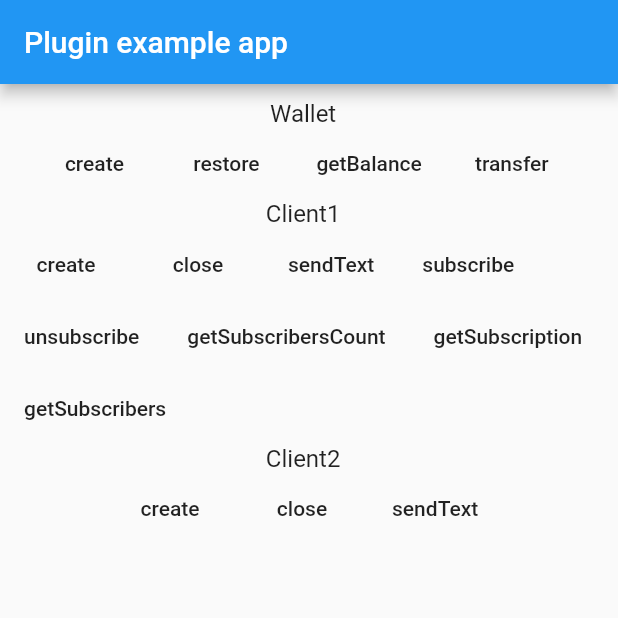
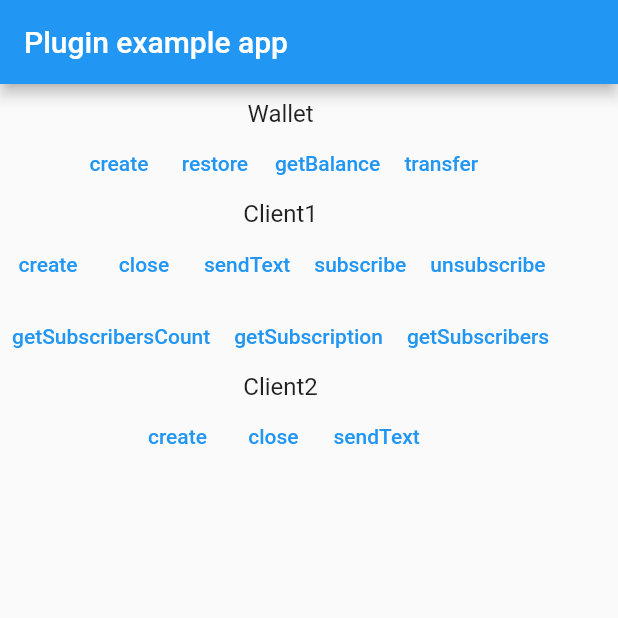
Before and after one commit to nknorg/nkn-sdk-flutter, a Flutter app: the screen it shows after launch, on a phone screen of 412 x 824 dp, the top half of it. Run offline on Flutter 3.47's test engine with Material 2 defaults, Android fonts, the phone set to English and light mode, and no system bars; our stand-ins replace convert, logger.

```diff
--- a/example/lib/main.dart
+++ b/example/lib/main.dart
@@ -3,9 +3,7 @@ import 'dart:convert';
 import 'package:flutter/material.dart';
 import 'dart:async';
 
-import 'package:flutter/services.dart';
 import 'package:nkn_sdk_flutter/client.dart';
-import 'package:nkn_sdk_flutter/nkn_sdk.dart';
 import 'package:nkn_sdk_flutter/utils/hash.dart';
 import 'package:nkn_sdk_flutter/utils/hex.dart';
 import 'package:nkn_sdk_flutter/wallet.dart';
@@ -57,7 +55,7 @@ class _MyAppState extends State<MyApp> {
               ),
               Wrap(
                 children: [
-                  FlatButton(
+                  TextButton(
                     onPressed: () async {
                       Wallet wallet = await Wallet.create(null,
                           config: WalletConfig(password: '123'));
@@ -68,7 +66,7 @@ class _MyAppState extends State<MyApp> {
                     },
                     child: Text('create'),
                   ),
-                  FlatButton(
+                  TextButton(
                     onPressed: () async {
                       Wallet wallet = await Wallet.restore(
                           '{"Version":2,"IV":"d103adf904b4b2e8cca9659e88201e5d","MasterKey":"20042c80ccb809c72eb5cf4390b29b2ef0efb014b38f7229d48fb415ccf80668","SeedEncrypted":"3bcdca17d84dc7088c4b3f929cf1e96cf66c988f2b306f076fd181e04c5be187","Address":"NKNVgahGfYYxYaJdGZHZSxBg2QJpUhRH24M7","Scrypt":{"Salt":"a455be75074c2230","N":32768,"R":8,"P":1}}',
@@ -80,7 +78,7 @@ class _MyAppState extends State<MyApp> {
                     },
                     child: Text('restore'),
                   ),
-                  FlatButton(
+                  TextButton(
                     onPressed: () async {
                       Wallet wallet = await Wallet.restore(
                           '{"Version":2,"IV":"d103adf904b4b2e8cca9659e88201e5d","MasterKey":"20042c80ccb809c72eb5cf4390b29b2ef0efb014b38f7229d48fb415ccf80668","SeedEncrypted":"3bcdca17d84dc7088c4b3f929cf1e96cf66c988f2b306f076fd181e04c5be187","Address":"NKNVgahGfYYxYaJdGZHZSxBg2QJpUhRH24M7","Scrypt":{"Salt":"a455be75074c2230","N":32768,"R":8,"P":1}}',
@@ -89,7 +87,7 @@ class _MyAppState extends State<MyApp> {
                     },
                     child: Text('getBalance'),
                   ),
-                  FlatButton(
+                  TextButton(
                     onPressed: () async {
                       Wallet wallet = await Wallet.restore(
                           '{"Version":2,"IV":"d103adf904b4b2e8cca9659e88201e5d","MasterKey":"20042c80ccb809c72eb5cf4390b29b2ef0efb014b38f7229d48fb415ccf80668","SeedEncrypted":"3bcdca17d84dc7088c4b3f929cf1e96cf66c988f2b306f076fd181e04c5be187","Address":"NKNVgahGfYYxYaJdGZHZSxBg2QJpUhRH24M7","Scrypt":{"Salt":"a455be75074c2230","N":32768,"R":8,"P":1}}',
@@ -108,7 +106,7 @@ class _MyAppState extends State<MyApp> {
               ),
               Wrap(
                 children: [
-                  FlatButton(
+                  TextButton(
                     onPressed: () async {
                       Wallet wallet = await Wallet.restore(
                           '{"Version":2,"IV":"d103adf904b4b2e8cca9659e88201e5d","MasterKey":"20042c80ccb809c72eb5cf4390b29b2ef0efb014b38f7229d48fb415ccf80668","SeedEncrypted":"3bcdca17d84dc7088c4b3f929cf1e96cf66c988f2b306f076fd181e04c5be187","Address":"NKNVgahGfYYxYaJdGZHZSxBg2QJpUhRH24M7","Scrypt":{"Salt":"a455be75074c2230","N":32768,"R":8,"P":1}}',
@@ -130,13 +128,13 @@ class _MyAppState extends State<MyApp> {
                     },
                     child: Text('create'),
                   ),
-                  FlatButton(
+                  TextButton(
                     onPressed: () async {
                       _client1.close();
                     },
                     child: Text('close'),
                   ),
-                  FlatButton(
+                  TextButton(
                     onPressed: () async {
                       var res = await _client1.sendText([_client2.address],
                           jsonEncode({'contentType': 'text', 'content': 'hi'}));
@@ -144,7 +142,7 @@ class _MyAppState extends State<MyApp> {
                     },
                     child: Text('sendText'),
                   ),
-                  FlatButton(
+                  TextButton(
                     onPressed: () async {
                       var res = await _client1.subscribe(
                           topic: genChannelId('ttest'));
@@ -152,7 +150,7 @@ class _MyAppState extends State<MyApp> {
                     },
                     child: Text('subscribe'),
                   ),
-                  FlatButton(
+                  TextButton(
                     onPressed: () async {
                       var res = await _client1.unsubscribe(
                           topic: genChannelId('ttest'));
@@ -160,7 +158,7 @@ class _MyAppState extends State<MyApp> {
                     },
                     child: Text('unsubscribe'),
                   ),
-                  FlatButton(
+                  TextButton(
                     onPressed: () async {
                       var res = await _client1.getSubscribersCount(
                           topic: genChannelId('ttest'));
@@ -168,7 +166,7 @@ class _MyAppState extends State<MyApp> {
                     },
                     child: Text('getSubscribersCount'),
                   ),
-                  FlatButton(
+                  TextButton(
                     onPressed: () async {
                       var res = await _client1.getSubscription(
                           topic: genChannelId('ttest'),
@@ -177,7 +175,7 @@ class _MyAppState extends State<MyApp> {
                     },
                     child: Text('getSubscription'),
                   ),
-                  FlatButton(
+                  TextButton(
                     onPressed: () async {
                       var res = await _client1.getSubscribers(
                           topic: genChannelId('ttest'));
@@ -193,7 +191,7 @@ class _MyAppState extends State<MyApp> {
               ),
               Wrap(
                 children: [
-                  FlatButton(
+                  TextButton(
                     onPressed: () async {
                       await _client2?.close();
                       _client2 = await Client.create(hexDecode(
@@ -213,13 +211,13 @@ class _MyAppState extends State<MyApp> {
                     },
                     child: Text('create'),
                   ),
-                  FlatButton(
+                  TextButton(
                     onPressed: () async {
                       _client2.close();
                     },
                     child: Text('close'),
                   ),
-                  FlatButton(
+                  TextButton(
                     onPressed: () async {
                       var res = await _client2.sendText([
                         _client1.address
--- a/lib/client.dart
+++ b/lib/client.dart
@@ -11,8 +11,8 @@ class MessageType {
 }
 
 class OnConnect {
-  Map node;
-  List<String> rpcServers;
+  Map? node;
+  List<String>? rpcServers;
 
   OnConnect({this.node, this.rpcServers});
 }
@@ -24,11 +24,17 @@ class OnMessage {
   int type;
   bool encrypted;
 
-  OnMessage({this.messageId, this.data, this.src, this.type, this.encrypted});
+  OnMessage({
+    required this.messageId,
+    required this.data,
+    required this.src,
+    required this.type,
+    required this.encrypted,
+  });
 }
 
 class ClientConfig {
-  final List<String> seedRPCServerAddr;
+  final List<String>? seedRPCServerAddr;
 
   ClientConfig({this.seedRPCServerAddr});
 }
@@ -37,17 +43,17 @@ class Client {
   static const MethodChannel _methodChannel = MethodChannel('org.nkn.sdk/client');
   static const EventChannel _eventChannel = EventChannel('org.nkn.sdk/client/event');
 
-  static Stream _stream;
+  static Stream? _stream;
 
   static install() {
     _stream = _eventChannel.receiveBroadcastStream();
   }
 
-  String address;
-  Uint8List seed;
-  Uint8List publicKey;
+  late String address;
+  late Uint8List seed;
+  late Uint8List publicKey;
 
-  ClientConfig clientConfig;
+  ClientConfig? clientConfig;
 
   StreamController<OnConnect> _onConnectStreamController = StreamController<OnConnect>.broadcast();
 
@@ -67,23 +73,23 @@ class Client {
 
   Stream<dynamic> get onError => _onErrorStreamController.stream;
 
-  StreamSubscription eventChannelStreamSubscription;
+  late StreamSubscription eventChannelStreamSubscription;
 
   Client({this.clientConfig});
 
-  static Future<Client> create(Uint8List seed, {String identifier = '', ClientConfig config}) async {
+  static Future<Client> create(Uint8List seed, {String identifier = '', ClientConfig? config}) async {
     try {
       final Map resp = await _methodChannel.invokeMethod('create', {
         'identifier': identifier,
         'seed': seed,
-        'seedRpc': config?.seedRPCServerAddr?.isNotEmpty == true ? config.seedRPCServerAddr : null,
+        'seedRpc': config?.seedRPCServerAddr?.isNotEmpty == true ? config?.seedRPCServerAddr : null,
       });
       Client client = Client();
       client.address = resp['address'];
       client.publicKey = resp['publicKey'];
       client.seed = resp['seed'];
 
-      client.eventChannelStreamSubscription = _stream.where((res) => res['_id'] == client.address).listen((res) {
+      client.eventChannelStreamSubscription = _stream!.where((res) => res['_id'] == client.address).listen((res) {
         Map data = res['data'];
         if (res['_id'] != client.address) {
           return;
@@ -117,14 +123,14 @@ class Client {
   }
 
   Future<void> close() async {
-    if (!(this.address?.isNotEmpty == true)) {
+    if (!(this.address.isNotEmpty == true)) {
       return;
     }
     await _methodChannel.invokeMethod('close', {'_id': this.address});
-    _onConnectStreamController?.close();
-    _onMessageStreamController?.close();
-    _onErrorStreamController?.close();
-    eventChannelStreamSubscription?.cancel();
+    _onConnectStreamController.close();
+    _onMessageStreamController.close();
+    _onErrorStreamController.close();
+    eventChannelStreamSubscription.cancel();
   }
 
   Future<OnMessage> sendText(List<String> dests, String data, {int maxHoldingSeconds = 8640000, noReply = true}) async {
@@ -172,7 +178,7 @@ class Client {
 
   Future<String> subscribe({
     String identifier = '',
-    String topic,
+    required String topic,
     int duration = 400000,
     String fee = '0',
     String meta = '',
@@ -192,7 +198,7 @@ class Client {
     }
   }
 
-  Future<String> unsubscribe({String identifier = '', String topic, String fee = '0'}) async {
+  Future<String> unsubscribe({String identifier = '', required String topic, String fee = '0'}) async {
     try {
       String hash = await _methodChannel.invokeMethod('unsubscribe', {
         '_id': this.address,
@@ -206,7 +212,7 @@ class Client {
     }
   }
 
-  Future<int> getSubscribersCount({String topic, Uint8List subscriberHashPrefix}) async {
+  Future<int> getSubscribersCount({required String topic, Uint8List? subscriberHashPrefix}) async {
     try {
       int count = await _methodChannel.invokeMethod('getSubscribersCount', {
         '_id': this.address,
@@ -219,9 +225,9 @@ class Client {
     }
   }
 
-  Future<Map<String, dynamic>> getSubscription({String topic, String subscriber}) async {
+  Future<Map<String, dynamic>?> getSubscription({required String topic, required String subscriber}) async {
     try {
-      Map resp = await _methodChannel.invokeMethod('getSubscription', {
+      Map? resp = await _methodChannel.invokeMethod('getSubscription', {
         '_id': this.address,
         'topic': topic,
         'subscriber': subscriber,
@@ -235,16 +241,16 @@ class Client {
     }
   }
 
-  Future<Map<String, dynamic>> getSubscribers({
-    String topic,
+  Future<Map<String, dynamic>?> getSubscribers({
+    required String topic,
     int offset = 0,
     int limit = 10000,
     bool meta = true,
     bool txPool = true,
-    Uint8List subscriberHashPrefix,
+    Uint8List? subscriberHashPrefix,
   }) async {
     try {
-      Map resp = await _methodChannel.invokeMethod('getSubscribers', {
+      Map? resp = await _methodChannel.invokeMethod('getSubscribers', {
         '_id': this.address,
         'topic': topic,
         'offset': offset,
--- a/lib/utils/hash.dart
+++ b/lib/utils/hash.dart
@@ -1,4 +1,5 @@
 import 'dart:convert';
+import 'dart:typed_data';
 import 'package:crypto/crypto.dart' as crypto;
 import 'hex.dart';
 
@@ -47,9 +48,6 @@ unleadingHashIt(String str) {
 }
 
 genChannelId(String topic) {
-  if (topic == null || topic.isEmpty) {
-    return null;
-  }
   var t = unleadingHashIt(topic);
-  return 'dchat' + hexEncode(sha1(t));
+  return 'dchat' + hexEncode(Uint8List.fromList(sha1(t)));
 }
--- a/lib/utils/hex.dart
+++ b/lib/utils/hex.dart
@@ -7,5 +7,5 @@ String hexEncode(Uint8List raw) {
 }
 
 Uint8List hexDecode(String s) {
-  return hex.decode(s);
+  return Uint8List.fromList(hex.decode(s));
 }
--- a/lib/wallet.dart
+++ b/lib/wallet.dart
@@ -5,13 +5,13 @@ import 'package:flutter/services.dart';
 
 class WalletConfig {
   final String password;
-  final List<String> seedRPCServerAddr;
+  final List<String>? seedRPCServerAddr;
 
-  WalletConfig({this.password, this.seedRPCServerAddr});
+  WalletConfig({required this.password, this.seedRPCServerAddr});
 }
 
 class RpcConfig {
-  final List<String> seedRPCServerAddr;
+  final List<String>? seedRPCServerAddr;
 
   RpcConfig({this.seedRPCServerAddr});
 }
@@ -21,16 +21,16 @@ class Wallet {
 
   static install() {}
 
-  String address;
-  Uint8List seed;
-  Uint8List publicKey;
-  String keystore;
+  late String address;
+  late Uint8List seed;
+  late Uint8List publicKey;
+  late String keystore;
 
   WalletConfig walletConfig;
 
-  Wallet({this.walletConfig});
+  Wallet({required this.walletConfig});
 
-  static Future<Wallet> create(Uint8List seed, {WalletConfig config}) async {
+  static Future<Wallet> create(Uint8List seed, {required WalletConfig config}) async {
     try {
       final Map data = await _methodChannel.invokeMethod('create', {
         'seed': seed,
@@ -47,7 +47,7 @@ class Wallet {
     }
   }
 
-  static Future<Wallet> restore(String keystore, {WalletConfig config}) async {
+  static Future<Wallet> restore(String keystore, {required WalletConfig config}) async {
     try {
       final Map data = await _methodChannel.invokeMethod('restore', {
         'keystore': keystore,
@@ -64,11 +64,11 @@ class Wallet {
     }
   }
 
-  static Future<double> getBalanceByAddr(String address, {WalletConfig config}) async {
+  static Future<double> getBalanceByAddr(String address, {required WalletConfig config}) async {
     try {
       return await _methodChannel.invokeMethod('getBalance', {
         'address': address,
-        'seedRpc': config?.seedRPCServerAddr?.isNotEmpty == true ? config.seedRPCServerAddr : null,
+        'seedRpc': config.seedRPCServerAddr?.isNotEmpty == true ? config.seedRPCServerAddr : null,
       });
     } catch (e) {
       throw e;
@@ -79,7 +79,7 @@ class Wallet {
     return getBalanceByAddr(this.address, config: this.walletConfig);
   }
 
-  Future<String> transfer(String address, String amount, {String fee = '0', int nonce, Uint8List attributes}) async {
+  Future<String?> transfer(String address, String amount, {String fee = '0', int? nonce, Uint8List? attributes}) async {
     try {
       return await _methodChannel.invokeMethod('transfer', {
         'seed': this.seed,
@@ -88,14 +88,14 @@ class Wallet {
         'fee': fee,
         'nonce': nonce,
         'attributes': attributes,
-        'seedRpc': this.walletConfig?.seedRPCServerAddr,
+        'seedRpc': this.walletConfig.seedRPCServerAddr,
       });
     } catch (e) {
       return null;
     }
   }
 
-  static Future<String> pubKeyToWalletAddr(String publicKey) async {
+  static Future<String?> pubKeyToWalletAddr(String publicKey) async {
     try {
       final String address = await _methodChannel.invokeMethod('pubKeyToWalletAddr', {
         'publicKey': publicKey,
@@ -106,12 +106,12 @@ class Wallet {
     }
   }
 
-  static Future<int> getSubscribersCount(String topic, Uint8List subscriberHashPrefix, {RpcConfig config}) async {
+  static Future<int> getSubscribersCount(String topic, Uint8List subscriberHashPrefix, {RpcConfig? config}) async {
     try {
       int count = await _methodChannel.invokeMethod('getSubscribersCount', {
         'topic': topic,
         'subscriberHashPrefix': subscriberHashPrefix,
-        'seedRpc': config?.seedRPCServerAddr?.isNotEmpty == true ? config.seedRPCServerAddr : null,
+        'seedRpc': config?.seedRPCServerAddr?.isNotEmpty == true ? config?.seedRPCServerAddr : null,
       });
       return count;
     } catch (e) {
@@ -119,12 +119,12 @@ class Wallet {
     }
   }
 
-  static Future<Map<String, dynamic>> getSubscription(String topic, String subscriber, {RpcConfig config}) async {
+  static Future<Map<String, dynamic>?> getSubscription(String topic, String subscriber, {RpcConfig? config}) async {
     try {
-      Map resp = await _methodChannel.invokeMethod('getSubscription', {
+      Map? resp = await _methodChannel.invokeMethod('getSubscription', {
         'topic': topic,
         'subscriber': subscriber,
-        'seedRpc': config?.seedRPCServerAddr?.isNotEmpty == true ? config.seedRPCServerAddr : null,
+        'seedRpc': config?.seedRPCServerAddr?.isNotEmpty == true ? config?.seedRPCServerAddr : null,
       });
       if (resp == null) {
         return null;
@@ -135,24 +135,24 @@ class Wallet {
     }
   }
 
-  static Future<Map<String, dynamic>> getSubscribers({
-    String topic,
+  static Future<Map<String, dynamic>?> getSubscribers({
+    required String topic,
     int offset = 0,
     int limit = 10000,
     bool meta = true,
     bool txPool = true,
-    Uint8List subscriberHashPrefix,
-    RpcConfig config,
+    Uint8List? subscriberHashPrefix,
+    RpcConfig? config,
   }) async {
     try {
-      Map resp = await _methodChannel.invokeMethod('getSubscribers', {
+      Map? resp = await _methodChannel.invokeMethod('getSubscribers', {
         'topic': topic,
         'offset': offset,
         'limit': limit,
         'meta': meta,
         'txPool': txPool,
         'subscriberHashPrefix': subscriberHashPrefix,
-        'seedRpc': config?.seedRPCServerAddr?.isNotEmpty == true ? config.seedRPCServerAddr : null,
+        'seedRpc': config?.seedRPCServerAddr?.isNotEmpty == true ? config?.seedRPCServerAddr : null,
       });
       if (resp == null) {
         return null;
--- a/pubspec.yaml
+++ b/pubspec.yaml
@@ -1,11 +1,11 @@
 name: nkn_sdk_flutter
 description: Flutter NKN SDK. Send and receive data for free between any NKN clients regardless their network condition without setting up a server or relying on any third party services.
-version: 0.0.14
+version: 0.1.0
 homepage: https://github.com/nknorg/nkn-sdk-flutter
 repository: https://github.com/nknorg/nkn-sdk-flutter
 
 environment:
-  sdk: ">=2.7.0 <3.0.0"
+  sdk: ">=2.12.0 <3.0.0"
   flutter: ">=1.20.0"
 
 dependencies:
```
Also changed, not shown: 2 other files.
